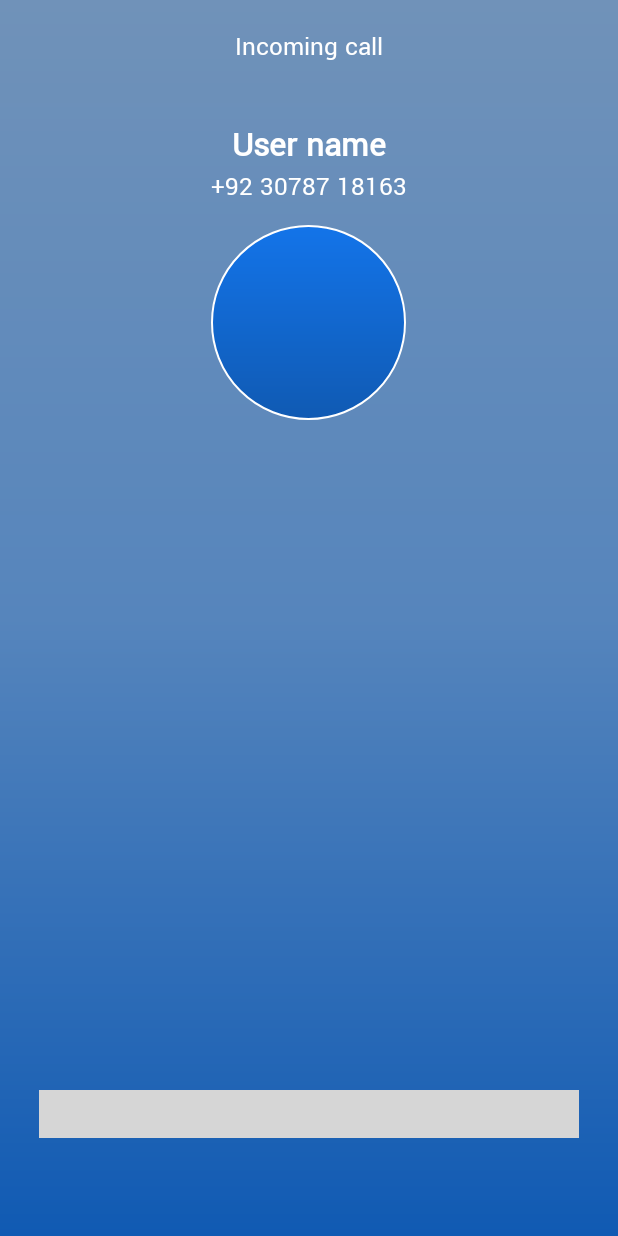
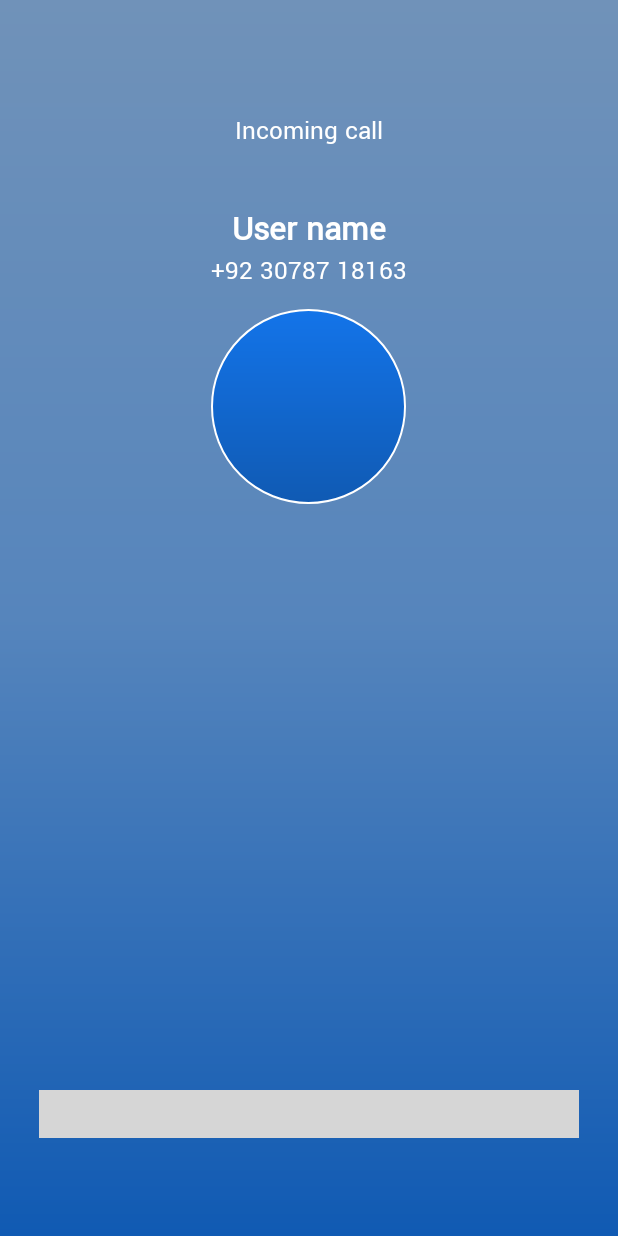
Before and after one commit to Numrahmubeen/CallerTune, an Android app: the CallActivity screen opened directly, with no data from a screen before it, on a phone screen of 412 x 824 dp. Run offline under Robolectric (Android 15) with nearby library versions, the phone set to English and light mode, and no system bars; our stand-ins replace CircleImageView, RxJava, Timber, sdp/ssp sizes; libraries missing offline, so code that uses them is left out: me.mutasem.slidetoanswer; plain views replace SwipeToAnswerView; 5 statements that could not run were skipped; grey boxes are pictures that could not be loaded.

Commit message:
call Activity

```diff
--- a/app/src/main/res/layout/activity_call.xml
+++ b/app/src/main/res/layout/activity_call.xml
@@ -4,6 +4,7 @@
     xmlns:tools="http://schemas.android.com/tools"
     android:layout_width="match_parent"
     android:layout_height="match_parent"
+    android:paddingTop="?actionBarSize"
     android:background="@drawable/bg_call_activity"
     android:orientation="vertical"
     tools:context=".CallActivity">
```
